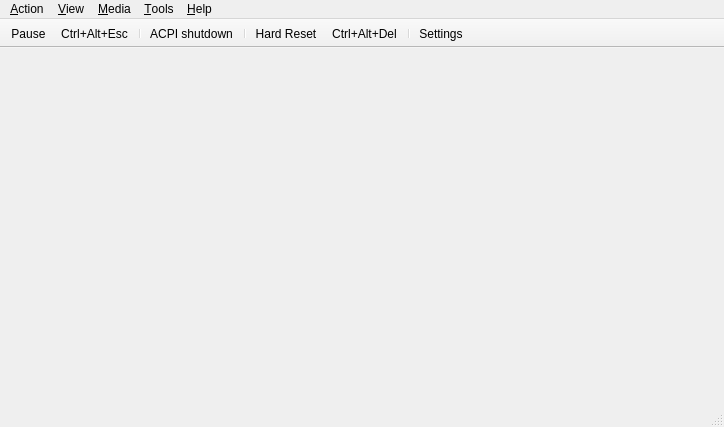
Qt form src/qt/qt_mainwindow.ui (86Box/86Box) before a commit.
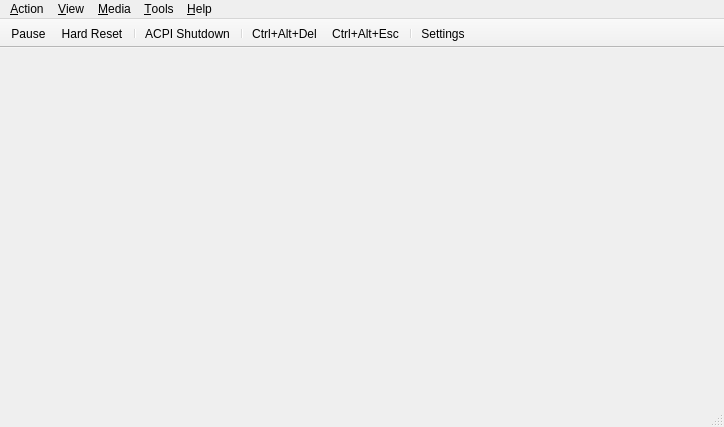
The same form after that commit. Icons and pictures are not drawn. Custom widgets are drawn as their Qt base class.

Commit message: qt: Revert toolbar changes, add separator

Diff of the .ui file:
```diff
--- a/src/qt/qt_mainwindow.ui
+++ b/src/qt/qt_mainwindow.ui
@@ -255,12 +255,12 @@
     <bool>false</bool>
    </attribute>
    <addaction name="actionPause"/>
-   <addaction name="actionCtrl_Alt_Esc"/>
-   <addaction name="separator"/>
-   <addaction name="actionACPI_Shutdown"/>
-   <addaction name="separator"/>
    <addaction name="actionHard_Reset"/>
+   <addaction name="separator"/>
+   <addaction name="actionACPI_Shutdown"/>
+   <addaction name="separator"/>
    <addaction name="actionCtrl_Alt_Del"/>
+   <addaction name="actionCtrl_Alt_Esc"/>
    <addaction name="separator"/>
    <addaction name="actionSettings"/>
   </widget>
@@ -754,7 +754,7 @@
      <normaloff>:/menuicons/win/icons/acpi_shutdown.ico</normaloff>:/menuicons/win/icons/acpi_shutdown.ico</iconset>
    </property>
    <property name="text">
-    <string>ACPI shutdown</string>
+    <string>ACPI Shutdown</string>
    </property>
    <property name="toolTip">
     <string>ACPI shutdown</string>
```
Left out of the diff: 14 changed lines with no effect on the pictures.
